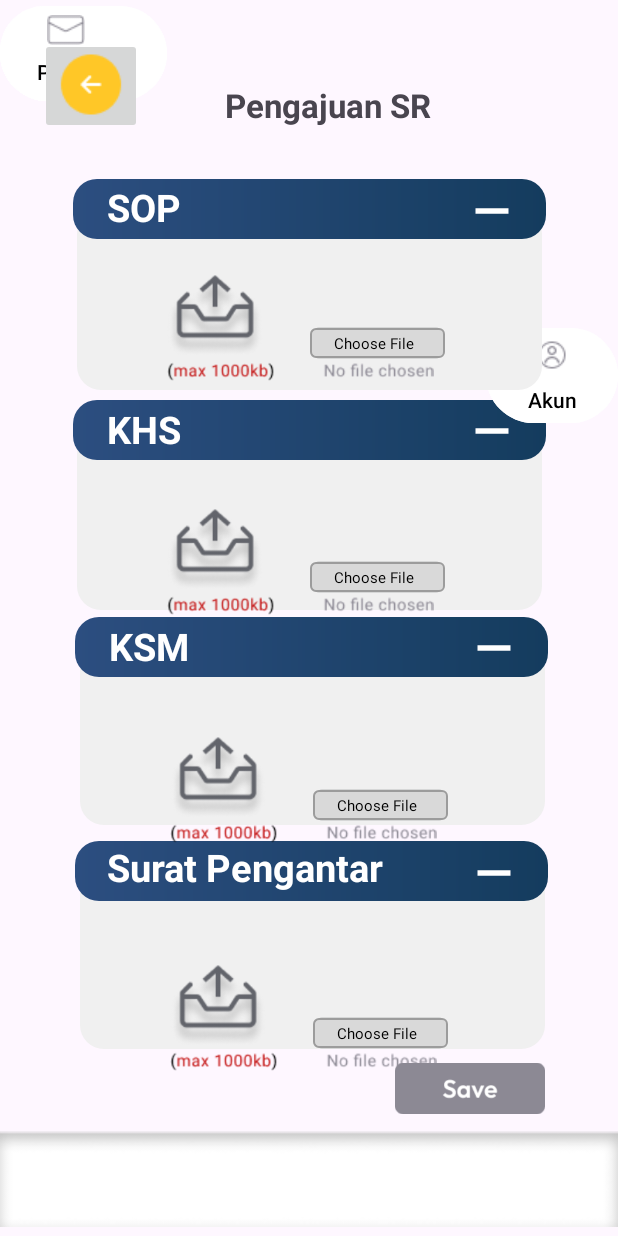
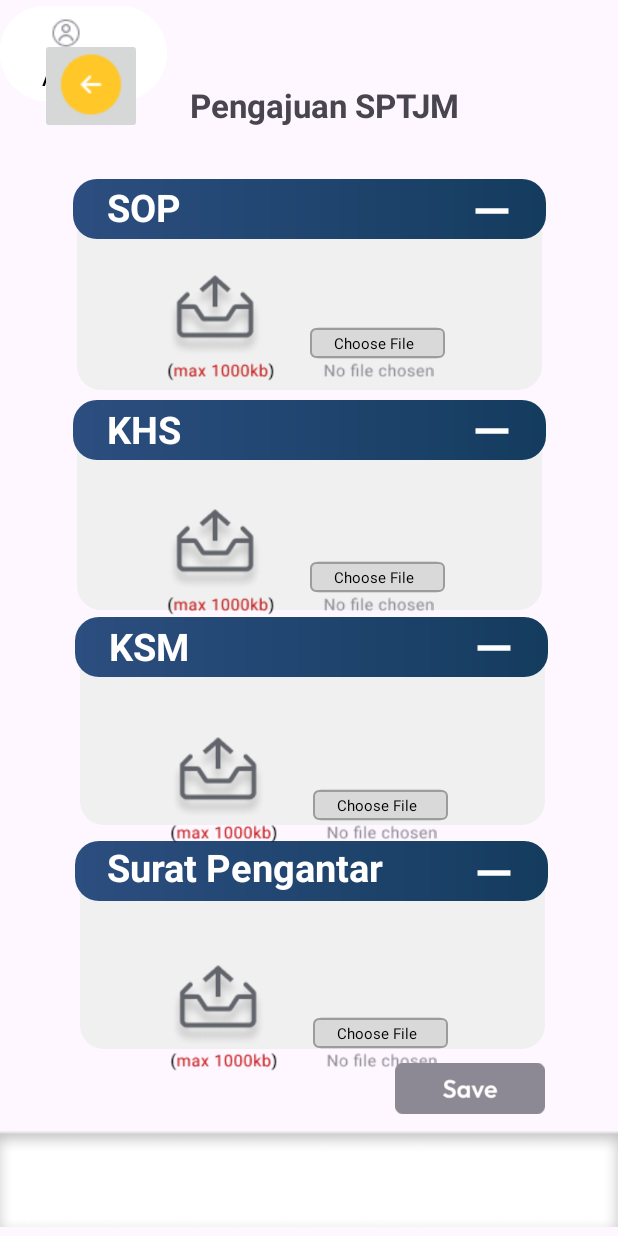
Before and after one commit to aleyananda/P.Bergerak, an Android app: the HomeActivity screen opened directly, with no data from a screen before it, after a tap on an icon or button, on a phone screen of 412 x 824 dp. Run offline under Robolectric (Android 15) with nearby library versions, the phone set to English and light mode, and no system bars.

Commit message:
Naila Raihana

```diff
--- a/app/src/main/AndroidManifest.xml
+++ b/app/src/main/AndroidManifest.xml
@@ -14,6 +14,9 @@
         tools:targetApi="31">
         <activity
             android:name=".pengajuansr"
+            android:exported="false" />
+        <activity
+            android:name=".pengajuansptjm"
             android:exported="false" />
         <activity
             android:name=".Result"
--- a/app/src/main/java/com/example/myapplication/HomeActivity.kt
+++ b/app/src/main/java/com/example/myapplication/HomeActivity.kt
@@ -26,6 +26,12 @@
             val intent = Intent(this, MainActivity2::class.java)
             startActivity(intent)
         }
+        val logout: ImageButton = findViewById(R.id.Logoutbutton)
+        logout.setOnClickListener {
+            // Intent to open HomeActivity
+            val intent = Intent(this@HomeActivity, MainActivity::class.java)
+            startActivity(intent)
+        }
         val hometosr: ImageButton = findViewById(R.id.srbutton)
         hometosr.setOnClickListener {
             // Intent to open HomeActivity
@@ -35,7 +41,7 @@
         val hometosptjm: ImageButton = findViewById(R.id.sptjmbutton)
         hometosptjm.setOnClickListener {
             // Intent to open HomeActivity
-            val intent = Intent(this@HomeActivity, pengajuansr::class.java)
+            val intent = Intent(this@HomeActivity, pengajuansptjm::class.java)
             startActivity(intent)
         }
         val hometotemplatebutton: ImageButton = findViewById(R.id.templatebutton)
--- a/app/src/main/java/com/example/myapplication/PengajuanSPTJM.java
+++ /dev/null
@@ -1,6 +0,0 @@
-package com.example.myapplication;
-
-import android.app.Activity;
-
-public class PengajuanSPTJM extends Activity {
-}
--- /dev/null
+++ b/app/src/main/java/com/example/myapplication/pengajuansptjm.kt
@@ -0,0 +1,32 @@
+package com.example.myapplication
+
+import android.content.Intent
+import android.os.Bundle
+import android.widget.ImageButton
+import androidx.activity.enableEdgeToEdge
+import androidx.appcompat.app.AppCompatActivity
+import androidx.core.view.ViewCompat
+import androidx.core.view.WindowInsetsCompat
+
+class pengajuansptjm : AppCompatActivity() {
+    override fun onCreate(savedInstanceState: Bundle?) {
+        super.onCreate(savedInstanceState)
+        enableEdgeToEdge()
+        setContentView(R.layout.activity_pengajuansptjm)
+
+        ViewCompat.setOnApplyWindowInsetsListener(findViewById(R.id.main)) { v, insets ->
+            val systemBars = insets.getInsets(WindowInsetsCompat.Type.systemBars())
+            v.setPadding(systemBars.left, systemBars.top, systemBars.right, systemBars.bottom)
+            insets
+        }
+
+
+        // Mencari ImageButton berdasarkan id dan menambahkan OnClickListener
+        val imgButton = findViewById<ImageButton>(R.id.btnBackSPTJM)
+        imgButton.setOnClickListener {
+            // Membuat intent untuk berpindah ke HomeActivity
+            val intent = Intent(this, HomeActivity::class.java)
+            startActivity(intent)
+        }
+    }
+}
```
